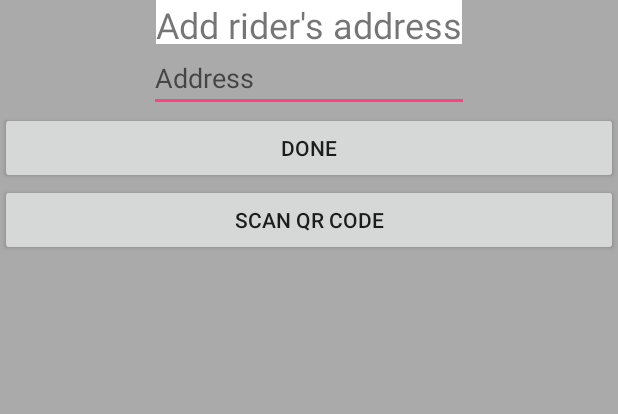
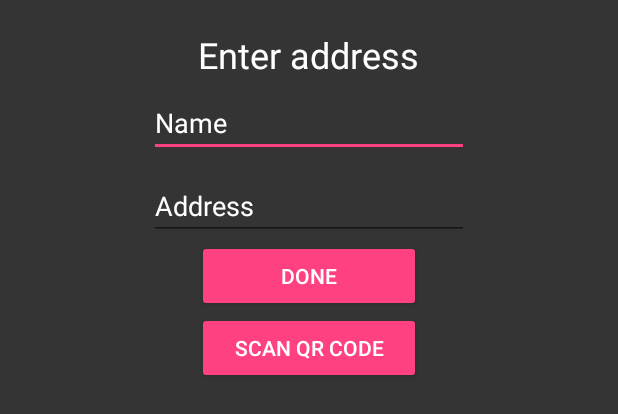
Before and after one commit to sacha001/SafeRide, an Android app: the layout activity_add_rider.xml on its own in the app's theme, with its tools: preview values and no code run, on a phone screen of 412 x 824 dp. Shown: the top 414 px of the screen. Run offline under Robolectric (Android 15) with nearby library versions, the phone set to English and light mode, and no system bars.

Commit message:
XML changes

```diff
--- a/SafeRide/app/src/main/res/layout/activity_add_rider.xml
+++ b/SafeRide/app/src/main/res/layout/activity_add_rider.xml
@@ -4,19 +4,37 @@
     android:layout_width="match_parent"
     android:layout_height="match_parent"
     android:background="@android:color/darker_gray">
+
     <LinearLayout
         android:layout_width="match_parent"
         android:layout_height="match_parent"
-        android:orientation="vertical">
+        android:orientation="vertical"
+        tools:layout_editor_absoluteX="0dp"
+        tools:layout_editor_absoluteY="197dp"
+        android:background="#353434">
 
         <TextView
             android:id="@+id/textView"
             android:layout_width="wrap_content"
             android:layout_height="29dp"
             android:layout_gravity="center_horizontal"
-            android:background="@android:color/white"
-            android:text="Add rider's address"
+
+            android:layout_marginTop="20dp"
+            android:textColor="@color/white"
+            android:text="Enter address"
             android:textSize="24sp" />
+
+        <EditText
+            android:id="@+id/nameInput"
+            android:layout_width="wrap_content"
+            android:layout_height="wrap_content"
+            android:layout_gravity="center"
+            android:layout_marginVertical="10dp"
+            android:ems="10"
+            android:hint="Name"
+            android:textColor="@color/white"
+            android:textColorHint="@color/white"
+            android:inputType="textPersonName" />
 
         <EditText
             android:id="@+id/addressInput"
@@ -25,20 +43,24 @@
             android:layout_gravity="center"
             android:ems="10"
             android:hint="Address"
+            android:textColor="@color/white"
+            android:textColorHint="@color/white"
             android:inputType="textPersonName" />
 
         <Button
-        android:id="@+id/doneBtn"
-        android:layout_width="match_parent"
-        android:layout_height="wrap_content"
-        android:layout_gravity="center"
-        android:text="Done" />
+            android:id="@+id/doneBtn"
+            android:layout_width="149dp"
+            android:layout_height="wrap_content"
+            android:layout_gravity="center"
+            style="@style/Widget.AppCompat.Button.Colored"
+            android:text="Done" />
 
         <Button
             android:id="@+id/scanQRBtn"
-            android:layout_width="match_parent"
+            android:layout_width="149dp"
             android:layout_height="wrap_content"
             android:layout_gravity="center"
+            style="@style/Widget.AppCompat.Button.Colored"
             android:text="Scan QR Code" />
 
     </LinearLayout>
--- a/SafeRide/app/src/main/res/layout/activity_generate_qr_code.xml
+++ b/SafeRide/app/src/main/res/layout/activity_generate_qr_code.xml
@@ -6,8 +6,8 @@
     >
 
     <ImageView
-        android:layout_width="wrap_content"
-        android:layout_height="wrap_content"
+        android:layout_width="match_parent"
+        android:layout_height="match_parent"
         android:id="@+id/imageView"
         android:layout_centerHorizontal="true"
         />
--- a/SafeRide/app/src/main/res/layout/activity_listview.xml
+++ b/SafeRide/app/src/main/res/layout/activity_listview.xml
@@ -10,5 +10,6 @@
         android:padding="10dip"
         android:textSize="16dip"
         android:textStyle="bold"
+        android:textColor="@color/white"
         />
 </LinearLayout>
--- a/SafeRide/app/src/main/res/values/styles.xml
+++ b/SafeRide/app/src/main/res/values/styles.xml
@@ -1,3 +1,4 @@
+
 <resources>
 
     <!-- Base application theme. -->
```
Also changed, not shown: SafeRide/app/src/main/res/layout/activity_driver_main.xml (+50 -13 lines), SafeRide/app/src/main/res/layout/activity_main.xml (+35 -14 lines), SafeRide/app/src/main/res/layout/activity_profile_settings.xml (+26 -8 lines), SafeRide/app/src/main/res/layout/activity_rider_main.xml (+45 -8 lines).
